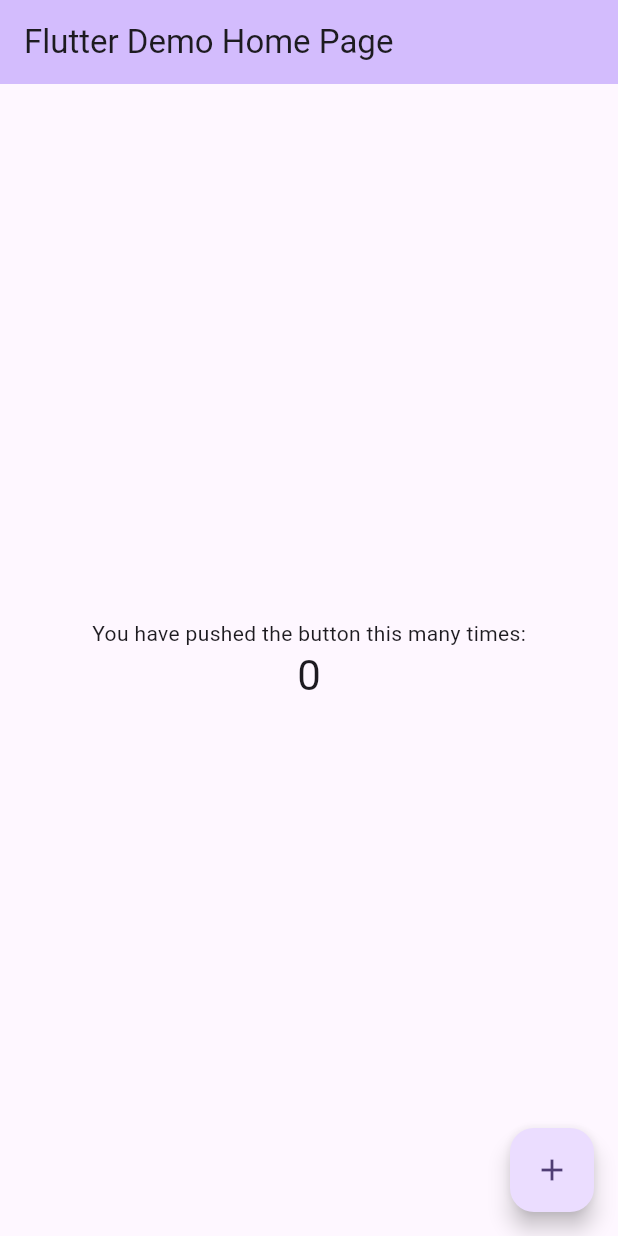
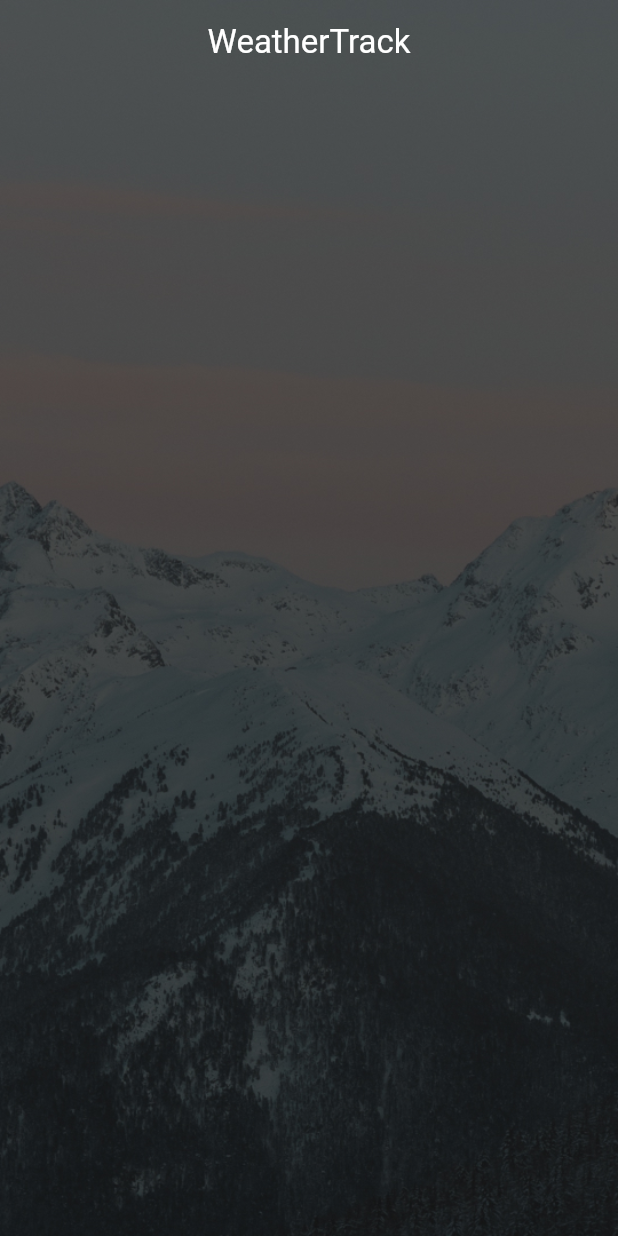
Before and after one commit to yevheniy-hliebov/WeatherTrack-mobile, a Flutter app: the screen it shows after launch, on a phone screen of 412 x 824 dp. Run offline on Flutter 3.47's test engine with Material 3 defaults, Android fonts, the phone set to English and light mode, and no system bars; our stand-ins replace flutter_dotenv.

Commit message:
rebuild app widget and home page, set image background, move styles to others files

```diff
--- a/lib/app.dart
+++ b/lib/app.dart
@@ -1,122 +1,18 @@
 import 'package:flutter/material.dart';
+import 'package:weather_track/styles/theme_style.dart';
+import 'package:weather_track/widgets/home_page.dart';
 
-class MyApp extends StatelessWidget {
-  const MyApp({super.key});
+class App extends StatelessWidget {
+  const App({
+    super.key,
+  });
 
-  // This widget is the root of your application.
   @override
   Widget build(BuildContext context) {
     return MaterialApp(
-      title: 'Flutter Demo',
-      theme: ThemeData(
-        // This is the theme of your application.
-        //
-        // TRY THIS: Try running your application with "flutter run". You'll see
-        // the application has a purple toolbar. Then, without quitting the app,
-        // try changing the seedColor in the colorScheme below to Colors.green
-        // and then invoke "hot reload" (save your changes or press the "hot
-        // reload" button in a Flutter-supported IDE, or press "r" if you used
-        // the command line to start the app).
-        //
-        // Notice that the counter didn't reset back to zero; the application
-        // state is not lost during the reload. To reset the state, use hot
-        // restart instead.
-        //
-        // This works for code too, not just values: Most code changes can be
-        // tested with just a hot reload.
-        colorScheme: ColorScheme.fromSeed(seedColor: Colors.deepPurple),
-        useMaterial3: true,
-      ),
-      home: const MyHomePage(title: 'Flutter Demo Home Page'),
+      title: 'WeatherTrack',
+      theme: ThemeStyle.getTheme(),
+      home: const HomePage(),
     );
   }
 }
-
-
-class MyHomePage extends StatefulWidget {
-  const MyHomePage({super.key, required this.title});
-
-  // This widget is the home page of your application. It is stateful, meaning
-  // that it has a State object (defined below) that contains fields that affect
-  // how it looks.
-
-  // This class is the configuration for the state. It holds the values (in this
-  // case the title) provided by the parent (in this case the App widget) and
-  // used by the build method of the State. Fields in a Widget subclass are
-  // always marked "final".
-
-  final String title;
-
-  @override
-  State<MyHomePage> createState() => _MyHomePageState();
-}
-
-class _MyHomePageState extends State<MyHomePage> {
-  int _counter = 0;
-
-  void _incrementCounter() {
-    setState(() {
-      // This call to setState tells the Flutter framework that something has
-      // changed in this State, which causes it to rerun the build method below
-      // so that the display can reflect the updated values. If we changed
-      // _counter without calling setState(), then the build method would not be
-      // called again, and so nothing would appear to happen.
-      _counter++;
-    });
-  }
-
-  @override
-  Widget build(BuildContext context) {
-    // This method is rerun every time setState is called, for instance as done
-    // by the _incrementCounter method above.
-    //
-    // The Flutter framework has been optimized to make rerunning build methods
-    // fast, so that you can just rebuild anything that needs updating rather
-    // than having to individually change instances of widgets.
-    return Scaffold(
-      appBar: AppBar(
-        // TRY THIS: Try changing the color here to a specific color (to
-        // Colors.amber, perhaps?) and trigger a hot reload to see the AppBar
-        // change color while the other colors stay the same.
-        backgroundColor: Theme.of(context).colorScheme.inversePrimary,
-        // Here we take the value from the MyHomePage object that was created by
-        // the App.build method, and use it to set our appbar title.
-        title: Text(widget.title),
-      ),
-      body: Center(
-        // Center is a layout widget. It takes a single child and positions it
-        // in the middle of the parent.
-        child: Column(
-          // Column is also a layout widget. It takes a list of children and
-          // arranges them vertically. By default, it sizes itself to fit its
-          // children horizontally, and tries to be as tall as its parent.
-          //
-          // Column has various properties to control how it sizes itself and
-          // how it positions its children. Here we use mainAxisAlignment to
-          // center the children vertically; the main axis here is the vertical
-          // axis because Columns are vertical (the cross axis would be
-          // horizontal).
-          //
-          // TRY THIS: Invoke "debug painting" (choose the "Toggle Debug Paint"
-          // action in the IDE, or press "p" in the console), to see the
-          // wireframe for each widget.
-          mainAxisAlignment: MainAxisAlignment.center,
-          children: <Widget>[
-            const Text(
-              'You have pushed the button this many times:',
-            ),
-            Text(
-              '$_counter',
-              style: Theme.of(context).textTheme.headlineMedium,
-            ),
-          ],
-        ),
-      ),
-      floatingActionButton: FloatingActionButton(
-        onPressed: _incrementCounter,
-        tooltip: 'Increment',
-        child: const Icon(Icons.add),
-      ), // This trailing comma makes auto-formatting nicer for build methods.
-    );
-  }
-}
--- /dev/null
+++ b/lib/config/app_colors.dart
@@ -0,0 +1,6 @@
+import 'package:flutter/material.dart';
+
+class AppColors {
+  static const Color textColor = Colors.white;
+  static const Color scaffoldBackgroundColor = Colors.white70;
+}
--- a/lib/main.dart
+++ b/lib/main.dart
@@ -5,5 +5,5 @@ import 'package:weather_track/app.dart';
 Future<void> main() async {
   await dotenv.load(fileName: 'assets/.env');
 
-  runApp(const MyApp());
+  runApp(const App());
 }
--- /dev/null
+++ b/lib/styles/app_text_styles.dart
@@ -0,0 +1,11 @@
+import 'package:flutter/material.dart';
+import 'package:weather_track/config/app_colors.dart';
+
+class AppTextStyles {
+  static TextStyle get appTitle {
+    return const TextStyle(
+      color: AppColors.textColor,
+      fontSize: 22,
+    );
+  }
+}
--- /dev/null
+++ b/lib/styles/system_overlay_style.dart
@@ -0,0 +1,13 @@
+import 'package:flutter/material.dart';
+import 'package:flutter/services.dart';
+
+class SystemOverlayStyle {
+  static SystemUiOverlayStyle getStyle() {
+    return SystemUiOverlayStyle(
+      statusBarColor: Colors.black.withOpacity(0.5),
+      statusBarIconBrightness: Brightness.light,
+      systemNavigationBarColor: Colors.grey[800],
+      systemNavigationBarIconBrightness: Brightness.light
+    );
+  }
+}
--- /dev/null
+++ b/lib/styles/theme_style.dart
@@ -0,0 +1,14 @@
+import 'package:flutter/material.dart';
+import 'package:weather_track/config/app_colors.dart';
+
+class ThemeStyle {
+  static ThemeData getTheme() {
+    return ThemeData(
+      scaffoldBackgroundColor: AppColors.scaffoldBackgroundColor,
+      colorScheme: ColorScheme.fromSeed(
+        seedColor: const Color.fromARGB(255, 84, 76, 97),
+      ),
+      useMaterial3: true,
+    );
+  }
+}
--- /dev/null
+++ b/lib/widgets/app_title.dart
@@ -0,0 +1,21 @@
+import 'package:flutter/material.dart';
+import 'package:weather_track/styles/app_text_styles.dart';
+
+class AppTitle extends StatelessWidget {
+  final String title;
+
+  const AppTitle({
+    super.key,
+    required this.title,
+  });
+
+  @override
+  Widget build(BuildContext context) {
+    return Center(
+      child: Text(
+        title,
+        style: AppTextStyles.appTitle,
+      ),
+    );
+  }
+}
--- /dev/null
+++ b/lib/widgets/home_page.dart
@@ -0,0 +1,28 @@
+import 'package:flutter/material.dart';
+import 'package:weather_track/styles/system_overlay_style.dart';
+import 'package:weather_track/widgets/app_title.dart';
+
+class HomePage extends StatelessWidget {
+  const HomePage({super.key});
+
+  @override
+  Widget build(BuildContext context) {
+    return Container(
+      decoration: const BoxDecoration(
+        image: DecorationImage(
+          image: AssetImage('assets/images/bg.jpg'),
+          fit: BoxFit.cover,
+        ),
+      ),
+      child: Scaffold(
+        backgroundColor: Colors.transparent,
+        appBar: AppBar(
+          backgroundColor: Colors.transparent,
+          systemOverlayStyle: SystemOverlayStyle.getStyle(),
+          title: const AppTitle(title: 'WeatherTrack'),
+        ),
+        body: const Center(),
+      ),
+    );
+  }
+}
```
Also changed, not shown: 1 other file.
